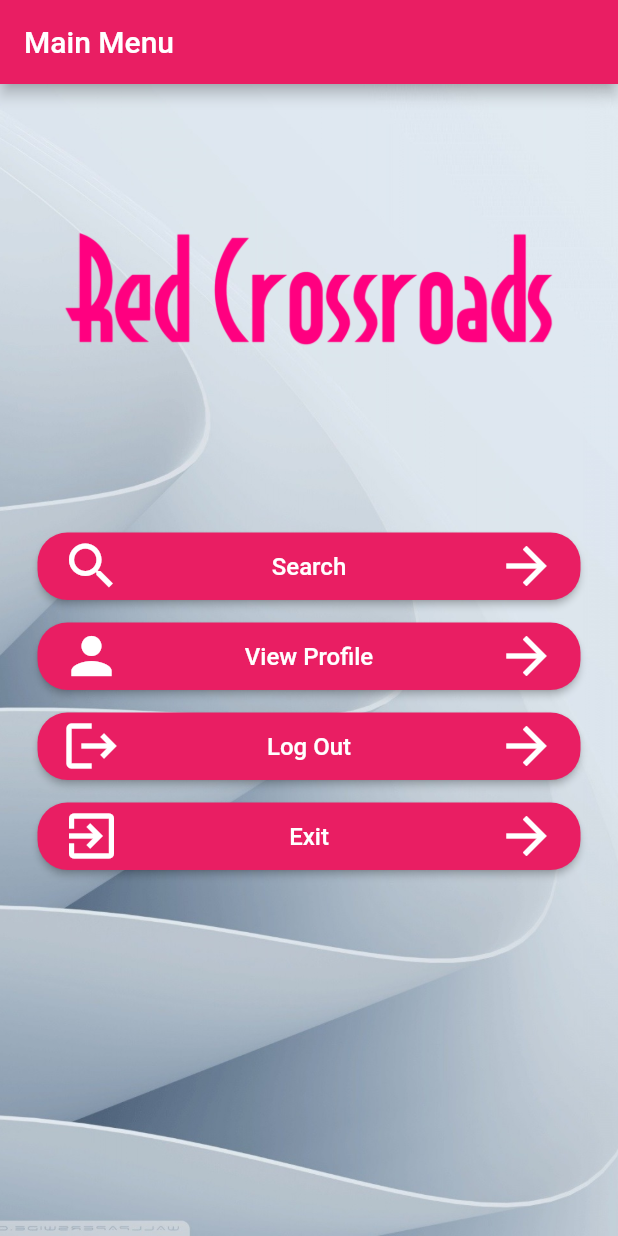
After one commit to zunaid13/red_crossroads, a Flutter app: the mainMenu screen opened directly, on a phone screen of 412 x 824 dp. The commit adds this screen. Run offline on Flutter 3.47's test engine with Material 2 defaults, Android fonts, the light colour scheme and no system bars; our stand-ins replace animated_splash_screen, fluttertoast, google_maps_flutter, page_transition, pinput; network calls fail.

Commit message:
my nose is about to grow

```diff
--- a/lib/firstLogInPage.dart
+++ b/lib/firstLogInPage.dart
@@ -1,4 +1,5 @@
 import 'package:flutter/material.dart';
+import 'package:my_project/mainMenu.dart';
 import 'package:my_project/model/user_model.dart';
 import 'package:my_project/services/api.dart';
 
@@ -192,6 +193,8 @@ class firstLoginPageState extends State<firstLoginPage> {
       currentUser.division = _division!;
       currentUser.donor = _wantToBeDonor;
       Api.updateUserInfo();
+      Navigator.pushReplacement(
+          context, MaterialPageRoute(builder: (context) => mainMenu()));
     }
   }
 }
--- a/lib/forgotPassword.dart
+++ b/lib/forgotPassword.dart
@@ -62,7 +62,10 @@ class _forgotPasswordState extends State<forgotPassword> {
                             return "This field cannot be empty";
                           currentUser = new User();
                           currentUser.username = value;
-                          if (Validator.userExists() != -1) return null;
+                          if (Validator.userExists() != -1) {
+                            currentUser = allUsers[Validator.userExists()];
+                            return null;
+                          }
                           return "User does not exist.";
                         },
                         onSaved: (value) {
@@ -79,6 +82,7 @@ class _forgotPasswordState extends State<forgotPassword> {
                         onPressed: () {
                           if (_formKey.currentState!.validate()) {
                             _formKey.currentState!.save();
+                            print('Now going to API');
                             Api.sendOTP();
                             Navigator.push(
                               context,
--- /dev/null
+++ b/lib/mainMenu.dart
@@ -0,0 +1,164 @@
+import 'dart:io';
+
+import 'package:flutter/material.dart';
+import 'package:my_project/loginPage.dart';
+import 'package:my_project/map.dart';
+
+class mainMenu extends StatelessWidget {
+  Future<void> _showExitConfirmationDialog(BuildContext context) async {
+    return showDialog(
+      context: context,
+      builder: (context) {
+        return AlertDialog(
+          title: Text('Confirm Exit'),
+          content: Text('Are you sure you want to exit the app?'),
+          actions: <Widget>[
+            TextButton(
+              onPressed: () {
+                Navigator.of(context).pop();
+              },
+              child: Text('Cancel'),
+            ),
+            TextButton(
+              onPressed: () {
+                exit(0); // Change to 0 for a normal app exit
+              },
+              child: Text('Exit'),
+            ),
+          ],
+        );
+      },
+    );
+  }
+
+  @override
+  Widget build(BuildContext context) {
+    return Container(
+      decoration: BoxDecoration(
+        image: DecorationImage(
+          image: AssetImage('assets/loginBGW2.png'),
+          fit: BoxFit.cover,
+        ),
+      ),
+      child: Scaffold(
+        backgroundColor: Colors.transparent,
+        appBar: AppBar(
+          title: Text('Main Menu'),
+        ),
+        body: Center(
+          child: Padding(
+            padding: EdgeInsets.only(left: 25, right: 25, bottom: 150),
+            child: Column(
+              mainAxisAlignment: MainAxisAlignment.center,
+              children: [
+                Image.asset(
+                  'assets/rc1.png',
+                  height: 85,
+                  width: 350,
+                ),
+                SizedBox(
+                  height: 120,
+                ),
+                SizedBox(
+                  height: 45,
+                  width: double.infinity,
+                  child: ElevatedButton(
+                    onPressed: () {
+                      Navigator.push(context,
+                          MaterialPageRoute(builder: (context) => mapPage()));
+                    },
+                    child: Row(
+                      mainAxisAlignment: MainAxisAlignment.spaceBetween,
+                      children: [
+                        Icon(Icons.search, size: 40),
+                        Text('Search', style: TextStyle(fontSize: 16)),
+                        Icon(Icons.arrow_forward,
+                            size: 40), // Add an arrow icon
+                      ],
+                    ),
+                    style: ElevatedButton.styleFrom(
+                      shape: RoundedRectangleBorder(
+                        borderRadius: BorderRadius.circular(20),
+                      ),
+                    ),
+                  ),
+                ),
+                SizedBox(height: 15),
+                SizedBox(
+                  height: 45,
+                  width: double.infinity,
+                  child: ElevatedButton(
+                    onPressed: () {},
+                    child: Row(
+                      mainAxisAlignment: MainAxisAlignment.spaceBetween,
+                      children: [
+                        Icon(Icons.person, size: 40),
+                        Text('View Profile', style: TextStyle(fontSize: 16)),
+                        Icon(Icons.arrow_forward,
+                            size: 40), // Add an arrow icon
+                      ],
+                    ),
+                    style: ElevatedButton.styleFrom(
+                      shape: RoundedRectangleBorder(
+                        borderRadius: BorderRadius.circular(20),
+                      ),
+                    ),
+                  ),
+                ),
+                SizedBox(height: 15),
+                SizedBox(
+                  height: 45,
+                  width: double.infinity,
+                  child: ElevatedButton(
+                    onPressed: () {
+                      Navigator.pushReplacement(context,
+                          MaterialPageRoute(builder: (context) => loginPage()));
+                    },
+                    child: Row(
+                      mainAxisAlignment: MainAxisAlignment.spaceBetween,
+                      children: [
+                        Icon(Icons.logout, size: 40),
+                        Text('Log Out', style: TextStyle(fontSize: 16)),
+                        Icon(Icons.arrow_forward,
+                            size: 40), // Add an arrow icon
+                      ],
+                    ),
+                    style: ElevatedButton.styleFrom(
+                      shape: RoundedRectangleBorder(
+                        borderRadius: BorderRadius.circular(20),
+                      ),
+                    ),
+                  ),
+                ),
+                SizedBox(height: 15),
+                SizedBox(
+                  height: 45,
+                  width: double.infinity,
+                  child: ElevatedButton(
+                    onPressed: () {
+                      _showExitConfirmationDialog(context);
+                    },
+                    child: Row(
+                      mainAxisAlignment: MainAxisAlignment.spaceBetween,
+                      children: [
+                        Icon(Icons.exit_to_app, size: 40),
+                        Text('Exit', style: TextStyle(fontSize: 16)),
+                        Icon(Icons.arrow_forward,
+                            size: 40), // Add an arrow icon
+                      ],
+                    ),
+                    style: ElevatedButton.styleFrom(
+                      shape: RoundedRectangleBorder(
+                        borderRadius: BorderRadius.circular(20),
+                      ),
+                    ),
+                  ),
+                ),
+              ],
+            ),
+          ),
+        ),
+      ),
+    );
+  }
+}
--- a/pubspec.yaml
+++ b/pubspec.yaml
@@ -39,6 +39,7 @@ dependencies:
   animated_splash_screen: ^1.3.0
   http: ^1.1.0
   pinput: ^3.0.1
+  fluttertoast: ^8.2.2
 
 dev_dependencies:
   flutter_test:
```
Also changed, not shown: lib/loginPage.dart (+10 -4 lines), lib/mapPage.dart (added, +33 -0 lines), lib/otp.dart (+39 -6 lines), lib/services/validate.dart (+4 -3 lines), assets/rc.png (added), assets/rc1.png (added), pubspec.lock, 2 other files.
